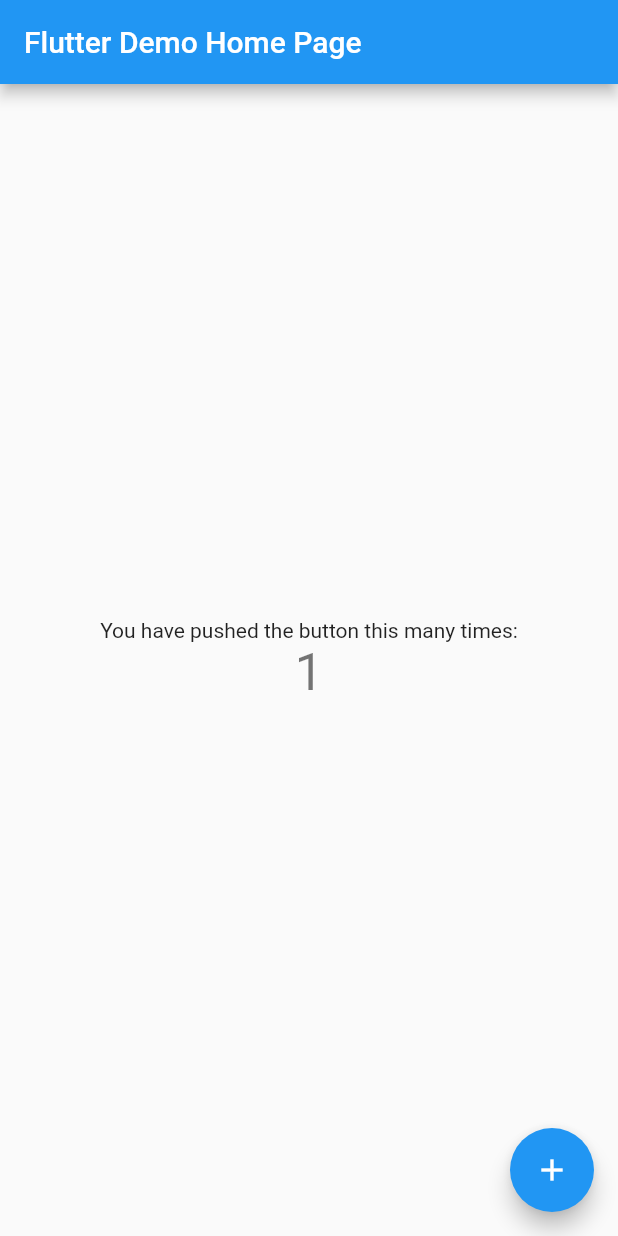
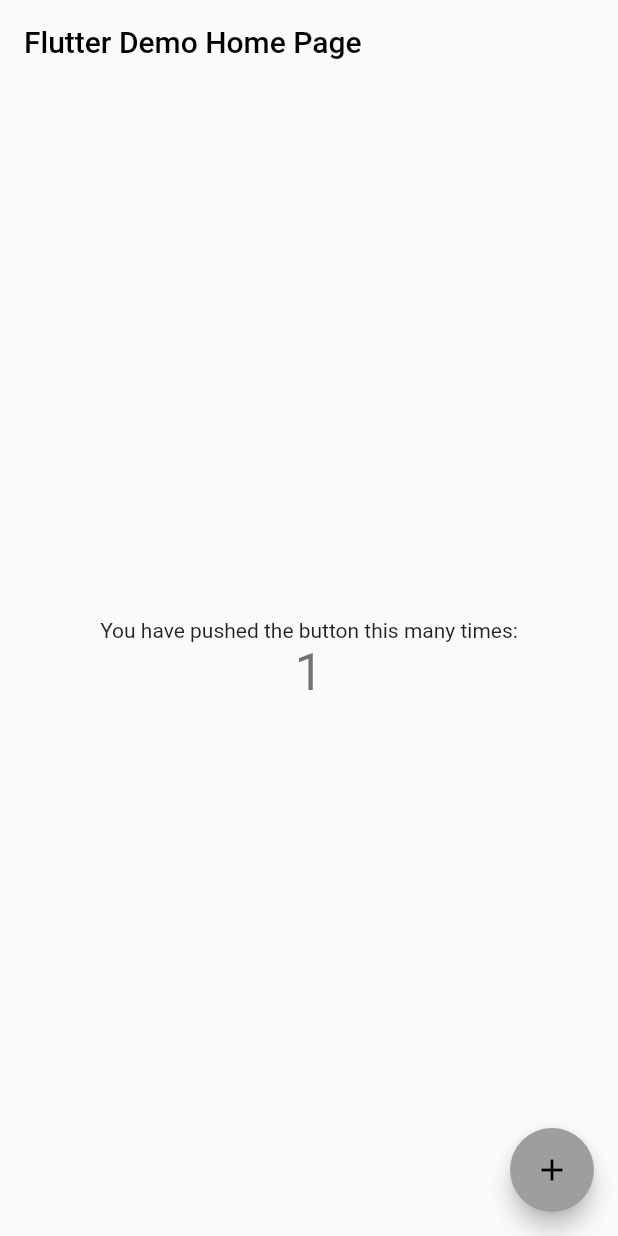
Before and after one commit to paubb/flutter_application_1, a Flutter app: the screen it shows after launch, after a tap on the "add" icon, on a phone screen of 412 x 824 dp. Run offline on Flutter 3.47's test engine with Material 2 defaults, Android fonts, the phone set to English and light mode, and no system bars.

Commit message:
Transparent statusBar and extracted HomePage used

```diff
--- a/lib/main.dart
+++ b/lib/main.dart
@@ -1,6 +1,14 @@
 import 'package:flutter/material.dart';
+import 'package:flutter/services.dart';
+import 'package:flutter_application_1/views/home.dart';
 
 void main() {
+  // Make statusBar background transparent
+  SystemChrome.setSystemUIOverlayStyle(
+    SystemUiOverlayStyle(
+      statusBarColor: Colors.transparent,
+    ),
+  );
   runApp(MyApp());
 }
 
@@ -10,104 +18,9 @@ class MyApp extends StatelessWidget {
   Widget build(BuildContext context) {
     return MaterialApp(
       title: 'Flutter Demo',
-      theme: ThemeData(
-        // This is the theme of your application.
-        //
-        // Try running your application with "flutter run". You'll see the
-        // application has a blue toolbar. Then, without quitting the app, try
-        // changing the primarySwatch below to Colors.green and then invoke
-        // "hot reload" (press "r" in the console where you ran "flutter run",
-        // or simply save your changes to "hot reload" in a Flutter IDE).
-        // Notice that the counter didn't reset back to zero; the application
-        // is not restarted.
-        primarySwatch: Colors.blue,
-      ),
-      home: MyHomePage(title: 'Flutter Demo Home Page'),
+      theme: ThemeData(primarySwatch: Colors.grey),
+      darkTheme: ThemeData.dark(),
+      home: HomePage(title: 'Flutter Demo Home Page'),
     );
   }
 }
-
-class MyHomePage extends StatefulWidget {
-  MyHomePage({Key key, this.title}) : super(key: key);
-
-  // This widget is the home page of your application. It is stateful, meaning
-  // that it has a State object (defined below) that contains fields that affect
-  // how it looks.
-
-  // This class is the configuration for the state. It holds the values (in this
-  // case the title) provided by the parent (in this case the App widget) and
-  // used by the build method of the State. Fields in a Widget subclass are
-  // always marked "final".
-
-  final String title;
-
-  @override
-  _MyHomePageState createState() => _MyHomePageState();
-}
-
-class _MyHomePageState extends State<MyHomePage> {
-  int _counter = 0;
-
-  void _incrementCounter() {
-    setState(() {
-      // This call to setState tells the Flutter framework that something has
-      // changed in this State, which causes it to rerun the build method below
-      // so that the display can reflect the updated values. If we changed
-      // _counter without calling setState(), then the build method would not be
-      // called again, and so nothing would appear to happen.
-      _counter++;
-    });
-  }
-
-  @override
-  Widget build(BuildContext context) {
-    // This method is rerun every time setState is called, for instance as done
-    // by the _incrementCounter method above.
-    //
-    // The Flutter framework has been optimized to make rerunning build methods
-    // fast, so that you can just rebuild anything that needs updating rather
-    // than having to individually change instances of widgets.
-    return Scaffold(
-      appBar: AppBar(
-        // Here we take the value from the MyHomePage object that was created by
-        // the App.build method, and use it to set our appbar title.
-        title: Text(widget.title),
-      ),
-      body: Center(
-        // Center is a layout widget. It takes a single child and positions it
-        // in the middle of the parent.
-        child: Column(
-          // Column is also a layout widget. It takes a list of children and
-          // arranges them vertically. By default, it sizes itself to fit its
-          // children horizontally, and tries to be as tall as its parent.
-          //
-          // Invoke "debug painting" (press "p" in the console, choose the
-          // "Toggle Debug Paint" action from the Flutter Inspector in Android
-          // Studio, or the "Toggle Debug Paint" command in Visual Studio Code)
-          // to see the wireframe for each widget.
-          //
-          // Column has various properties to control how it sizes itself and
-          // how it positions its children. Here we use mainAxisAlignment to
-          // center the children vertically; the main axis here is the vertical
-          // axis because Columns are vertical (the cross axis would be
-          // horizontal).
-          mainAxisAlignment: MainAxisAlignment.center,
-          children: <Widget>[
-            Text(
-              'You have pushed the button this many times:',
-            ),
-            Text(
-              '$_counter',
-              style: Theme.of(context).textTheme.headline4,
-            ),
-          ],
-        ),
-      ),
-      floatingActionButton: FloatingActionButton(
-        onPressed: _incrementCounter,
-        tooltip: 'Increment',
-        child: Icon(Icons.add),
-      ), // This trailing comma makes auto-formatting nicer for build methods.
-    );
-  }
-}
```
